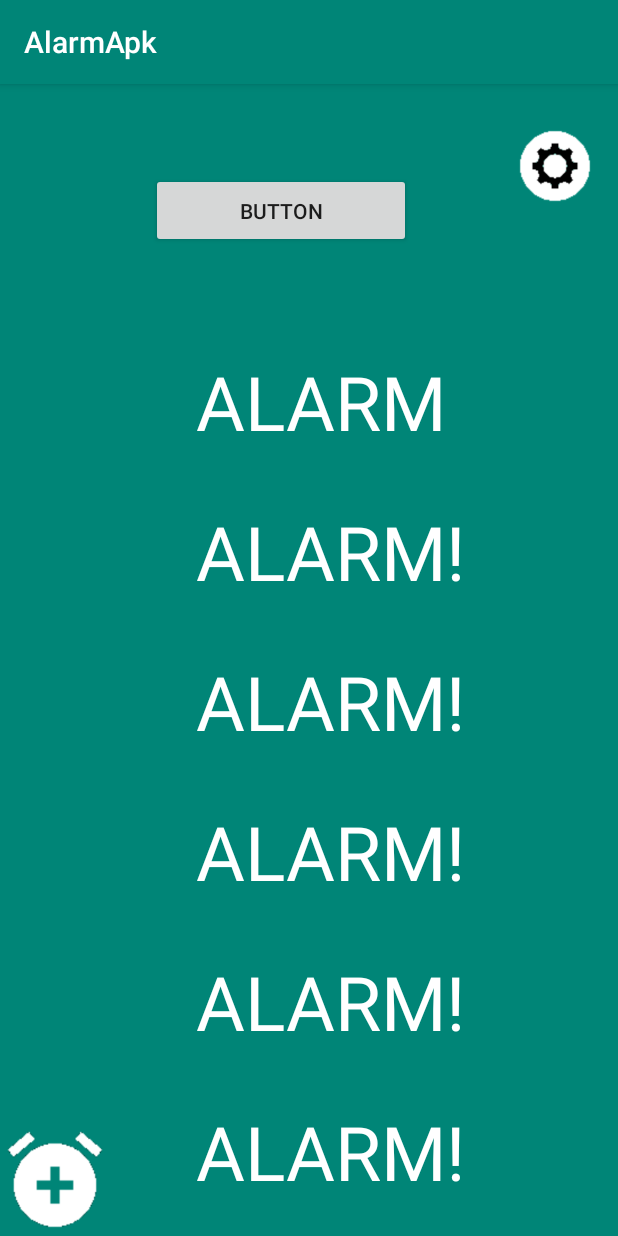
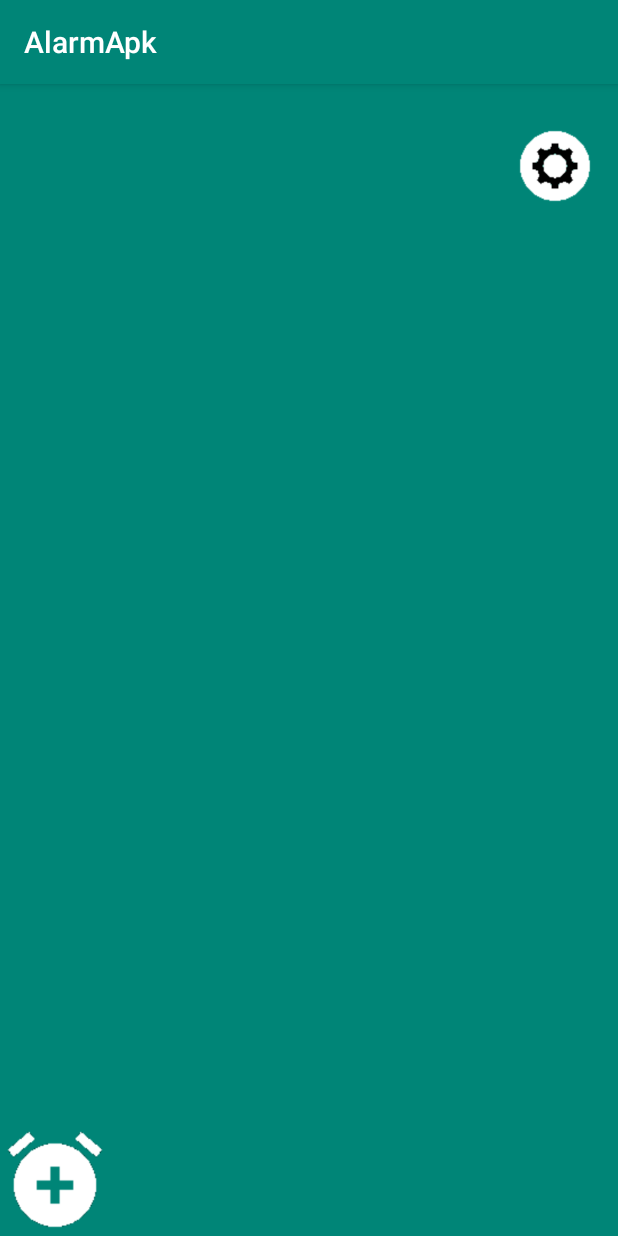
Before and after one commit to bdzanko17/Alarm-Android, an Android app: the screen it shows after launch (MainActivity), on a phone screen of 412 x 824 dp. Run offline under Robolectric (Android 15) with nearby library versions, the phone set to English and light mode, and no system bars.

Commit message:
Deleted Alarm.activity. Everything is moved to main_activity now. Implemented UI for adding a new alarm. Switch method not implemented.

```diff
--- a/app/src/main/AndroidManifest.xml
+++ b/app/src/main/AndroidManifest.xml
@@ -9,7 +9,6 @@
         android:roundIcon="@mipmap/ic_launcher_round"
         android:supportsRtl="true"
         android:theme="@style/AppTheme">
-        <activity android:name=".Alarm"></activity>
         <activity android:name=".Settings" />
         <activity android:name=".MainActivity">
             <intent-filter>
--- a/app/src/main/java/com/example/alarmapk/MainActivity.java
+++ b/app/src/main/java/com/example/alarmapk/MainActivity.java
@@ -1,18 +1,40 @@
 package com.example.alarmapk;
 
+import androidx.annotation.RequiresApi;
 import androidx.appcompat.app.AppCompatActivity;
+import androidx.fragment.app.DialogFragment;
 
 import android.app.AlarmManager;
 import android.app.PendingIntent;
+import android.app.TimePickerDialog;
 import android.content.Context;
 import android.content.Intent;
+
+import android.os.Build;
 import android.os.Bundle;
+
 import android.view.View;
+
+import android.view.ViewGroup;
 import android.widget.Button;
+import android.widget.EditText;
+import android.widget.LinearLayout;
+import android.widget.ScrollView;
+import android.widget.Switch;
+import android.widget.TextView;
+import android.widget.TimePicker;
 
-public class MainActivity extends AppCompatActivity {
 
-    Button settingButton, addAlarm, cancelAlarm;
+import java.text.DateFormat;
+import java.util.Calendar;
+
+public class MainActivity extends AppCompatActivity implements TimePickerDialog.OnTimeSetListener {
+
+    Button settingButton, addAlarm;
+
+    LinearLayout scrolllista;
+
+
 
     //onClick method from main to setting acitivity//
     public void settingActivity(View view) {
@@ -22,8 +44,33 @@ public class MainActivity extends AppCompatActivity {
 
     //onClick method from main to addAlarm activity//
     public void addAlarmActivity(View view) {
-        Intent intent = new Intent(MainActivity.this, Alarm.class);
-        startActivity(intent);
+        DialogFragment timePicker = new TimePickerFragment();
+        timePicker.show(getSupportFragmentManager(), "time picker");
+
+    }
+    //NIJE IMPLEMENTIRANO
+    public void switchButton(Switch view){
+        if(view.isChecked()){}
+        else ;
+    }
+
+    //ADD ALARM ON LAYOUT
+    public void addAlarmOnMainPageUI(Calendar c){
+        final Switch textView = new Switch(this);
+        String timeText = "Alarm set for: ";
+        timeText += DateFormat.getTimeInstance(DateFormat.SHORT).format(c.getTime());
+        textView.setText(timeText);
+        textView.setTextSize(30.0f);
+        textView.setChecked(true);
+        textView.setOnClickListener(new View.OnClickListener() {
+            @Override
+            public void onClick(View view)
+            {
+                switchButton(textView);
+            }
+        });
+        scrolllista.addView(textView);
+
     }
 
 
@@ -34,10 +81,41 @@ public class MainActivity extends AppCompatActivity {
 
         settingButton = findViewById(R.id.settingsButton);
         addAlarm = findViewById(R.id.settingsButton);
-        cancelAlarm = findViewById(R.id.cancelAlarmButton);
+        scrolllista=findViewById(R.id.linearlay);
+
+    }
+
+    @RequiresApi(api = Build.VERSION_CODES.KITKAT)
+    @Override
+    public void onTimeSet(TimePicker timePicker, int i, int i1) {
+        Calendar c = Calendar.getInstance();
+        c.set(Calendar.HOUR_OF_DAY, i);
+        c.set(Calendar.MINUTE, i1);
+        c.set(Calendar.SECOND, 0);
+        startAlarm(c);
+        //ADD ALARM ON MAIN PAGE
+        addAlarmOnMainPageUI(c);
+
+    }
+
+    @RequiresApi(api = Build.VERSION_CODES.KITKAT)
+    private void startAlarm(Calendar c) {
+        AlarmManager alarmManager = (AlarmManager) getSystemService(Context.ALARM_SERVICE);
+        Intent intent = new Intent(this, MyBroadcastReceiver.class);
+        PendingIntent pendingIntent = PendingIntent.getBroadcast(this, 1, intent, 0);
+
+        if (c.before(Calendar.getInstance())) {
+            c.add(Calendar.DATE, 1);  // If time in past :D date tomorow
+        }
+
+        alarmManager.setExact(AlarmManager.RTC_WAKEUP, c.getTimeInMillis(), pendingIntent);
+    }
 
 
 
-    }
+
+
+
+
 
 }
--- a/app/src/main/res/layout/activity_main.xml
+++ b/app/src/main/res/layout/activity_main.xml
@@ -52,105 +52,12 @@
         app:layout_constraintVertical_bias="0.896">
 
         <LinearLayout
+            android:id="@+id/linearlay"
             android:layout_width="match_parent"
             android:layout_height="wrap_content"
-            android:orientation="vertical">
-
-
-            <TextView
-                android:id="@+id/textView50"
-                android:layout_width="200dp"
-                android:layout_height="100dp"
-                android:layout_gravity="center"
-                android:text="ALARM"
-                android:textAllCaps="true"
-
-
-                android:textColor="#fff"
-                android:textSize="50sp" />
-
-            <TextView
-                android:id="@+id/textView51"
-                android:layout_width="200dp"
-                android:layout_height="100dp"
-                android:layout_gravity="center"
-                android:text="ALARM!"
-                android:textAllCaps="true"
-                android:textColor="#fff"
-
-                android:textSize="50sp" />
-
-            <TextView
-                android:id="@+id/textView52"
-                android:layout_width="200dp"
-                android:layout_height="100dp"
-                android:layout_gravity="center"
-                android:text="ALARM!"
-                android:textAllCaps="true"
-                android:textColor="#fff"
-
-                android:textSize="50sp" />
-
-            <TextView
-                android:id="@+id/textView53"
-                android:layout_width="200dp"
-                android:layout_height="100dp"
-                android:layout_gravity="center"
-                android:text="ALARM!"
-                android:textAllCaps="true"
-                android:textColor="#fff"
-
-                android:textSize="50sp" />
-
-            <TextView
-                android:id="@+id/textView54"
-                android:layout_width="200dp"
-                android:layout_height="100dp"
-                android:layout_gravity="center"
-                android:text="ALARM!"
-                android:textAllCaps="true"
-                android:textColor="#fff"
-
-                android:textSize="50sp" />
-
-            <TextView
-                android:id="@+id/textView56"
-                android:layout_width="200dp"
-                android:layout_height="104dp"
-                android:layout_gravity="center"
-                android:text="ALARM!"
-                android:textAllCaps="true"
-                android:textColor="#fff"
-
-                android:textSize="50sp" />
-
-            <TextView
-                android:id="@+id/textView49"
-                android:layout_width="200dp"
-                android:layout_height="100dp"
-                android:layout_gravity="center"
-                android:text="ALARM!"
-                android:textAllCaps="true"
-                android:textColor="#fff"
-
-                android:textSize="50sp" />
-
-
-        </LinearLayout>
+            android:orientation="vertical" />
 
 
     </ScrollView>
 
-    <Button
-        android:id="@+id/cancelAlarmButton"
-        android:layout_width="173dp"
-        android:layout_height="50dp"
-        android:text="Button"
-        app:layout_constraintBottom_toBottomOf="parent"
-        app:layout_constraintEnd_toEndOf="parent"
-        app:layout_constraintHorizontal_bias="0.421"
-        app:layout_constraintStart_toStartOf="parent"
-        app:layout_constraintTop_toTopOf="parent"
-        app:layout_constraintVertical_bias="0.083" />
-
 </androidx.constraintlayout.widget.ConstraintLayout>
--- a/app/src/main/res/values/styles.xml
+++ b/app/src/main/res/values/styles.xml
@@ -8,4 +8,6 @@
         <item name="colorAccent">@color/colorAccent</item>
     </style>
 
+
+
 </resources>
```
Also changed, not shown: app/src/main/java/com/example/alarmapk/Alarm.java (deleted, +0 -88 lines), app/src/main/res/layout/activity_alarm.xml (deleted, +0 -48 lines).
